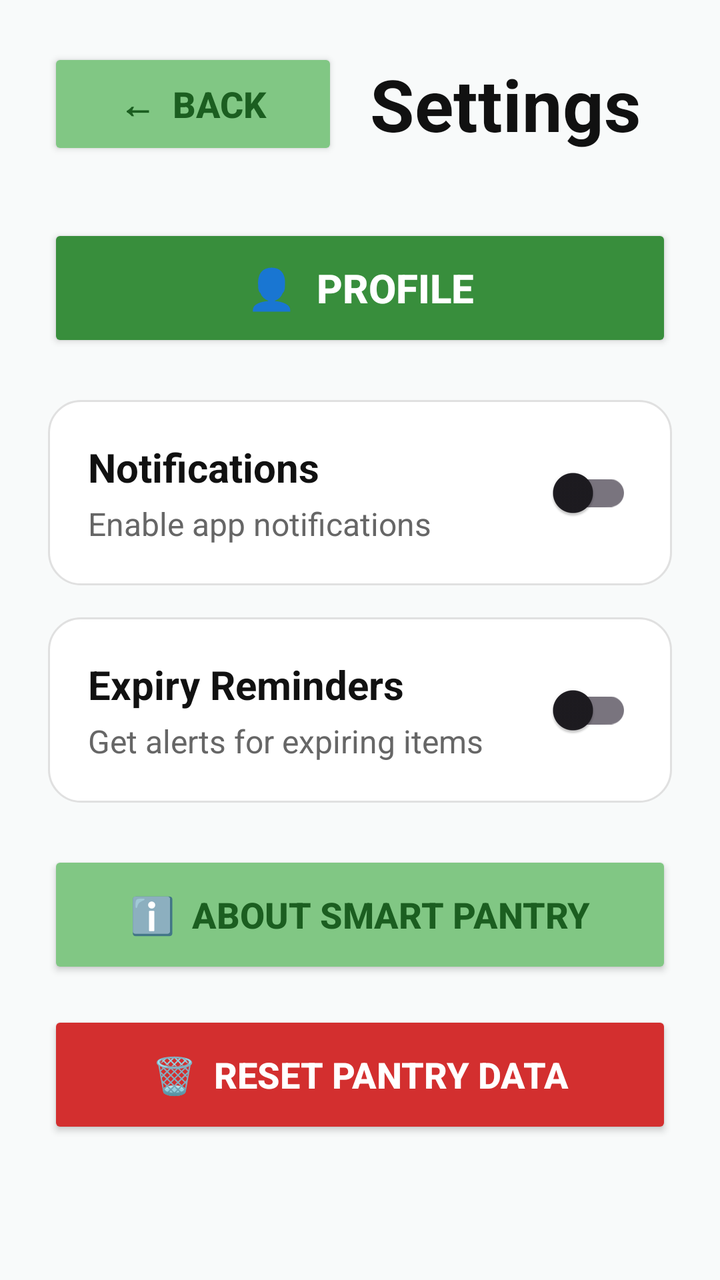
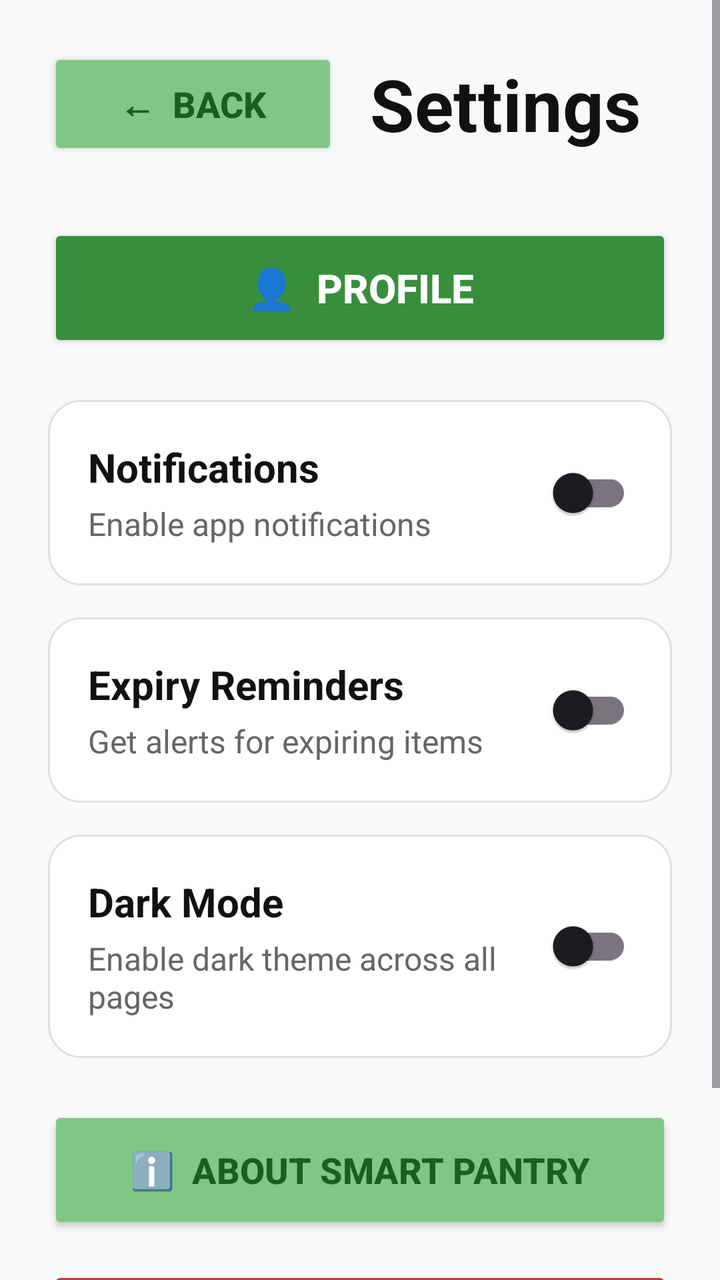

Screens rendered from an Android XML layout before and after an edit, with the pre-edit source and the edit as a unified diff.
<!-- AndroidManifest.xml: application theme Theme.SmartPantryManager -->
<!-- res/layout/activity_settings.xml -->
<?xml version="1.0" encoding="utf-8"?>
<ScrollView
    xmlns:android="http://schemas.android.com/apk/res/android"
    android:layout_width="match_parent"
    android:layout_height="match_parent"
    android:fillViewport="true"
    android:background="#F8FAFA">

    <LinearLayout
        android:layout_width="match_parent"
        android:layout_height="wrap_content"
        android:orientation="vertical"
        android:padding="24dp">

        
        <LinearLayout
            android:layout_width="match_parent"
            android:layout_height="wrap_content"
            android:orientation="horizontal"
            android:gravity="center_vertical">

            <Button
                android:id="@+id/btnBack"
                android:layout_width="145dp"
                android:layout_height="56dp"
                android:backgroundTint="#81C784"
                android:text="←  Back"
                android:textColor="#1B5E20"
                android:textSize="18sp"
                android:textStyle="bold" />

            <TextView
                android:layout_width="0dp"
                android:layout_height="wrap_content"
                android:layout_weight="1"
                android:layout_marginStart="16dp"
                android:text="Settings"
                android:textColor="#111111"
                android:textSize="36sp"
                android:textStyle="bold" />

        </LinearLayout>

        
        <Button
            android:id="@+id/btnProfile"
            android:layout_width="match_parent"
            android:layout_height="64dp"
            android:layout_marginTop="32dp"
            android:backgroundTint="#388E3C"
            android:text="👤  Profile"
            android:textColor="#FFFFFF"
            android:textSize="20sp"
            android:textStyle="bold" />

        
        <LinearLayout
            android:layout_width="match_parent"
            android:layout_height="wrap_content"
            android:layout_marginTop="24dp"
            android:background="@drawable/card_background"
            android:padding="20dp"
            android:orientation="horizontal"
            android:gravity="center_vertical">

            <LinearLayout
                android:layout_width="0dp"
                android:layout_height="wrap_content"
                android:layout_weight="1"
                android:orientation="vertical">

                <TextView
                    android:layout_width="wrap_content"
                    android:layout_height="wrap_content"
                    android:text="Notifications"
                    android:textColor="#111111"
                    android:textSize="20sp"
                    android:textStyle="bold" />

                <TextView
                    android:layout_width="wrap_content"
                    android:layout_height="wrap_content"
                    android:layout_marginTop="4dp"
                    android:text="Enable app notifications"
                    android:textColor="#666666"
                    android:textSize="16sp" />
            </LinearLayout>

            <androidx.appcompat.widget.SwitchCompat
                android:id="@+id/switchNotifications"
                android:layout_width="wrap_content"
                android:layout_height="wrap_content" />
        </LinearLayout>

        
        <LinearLayout
            android:layout_width="match_parent"
            android:layout_height="wrap_content"
            android:layout_marginTop="16dp"
            android:background="@drawable/card_background"
            android:padding="20dp"
            android:orientation="horizontal"
            android:gravity="center_vertical">

            <LinearLayout
                android:layout_width="0dp"
                android:layout_height="wrap_content"
                android:layout_weight="1"
                android:orientation="vertical">

                <TextView
                    android:layout_width="wrap_content"
                    android:layout_height="wrap_content"
                    android:text="Expiry Reminders"
                    android:textColor="#111111"
                    android:textSize="20sp"
                    android:textStyle="bold" />

                <TextView
                    android:layout_width="wrap_content"
                    android:layout_height="wrap_content"
                    android:layout_marginTop="4dp"
                    android:text="Get alerts for expiring items"
                    android:textColor="#666666"
                    android:textSize="16sp" />
            </LinearLayout>

            <androidx.appcompat.widget.SwitchCompat
                android:id="@+id/switchExpiryReminders"
                android:layout_width="wrap_content"
                android:layout_height="wrap_content" />
        </LinearLayout>

        
        <Button
            android:id="@+id/btnAbout"
            android:layout_width="match_parent"
            android:layout_height="64dp"
            android:layout_marginTop="24dp"
            android:backgroundTint="#81C784"
            android:text="ℹ️  About Smart Pantry"
            android:textColor="#1B5E20"
            android:textSize="18sp"
            android:textStyle="bold" />

        
        <Button
            android:id="@+id/btnResetPantry"
            android:layout_width="match_parent"
            android:layout_height="64dp"
            android:layout_marginTop="16dp"
            android:layout_marginBottom="32dp"
            android:backgroundTint="#D32F2F"
            android:text="🗑️  Reset Pantry Data"
            android:textColor="#FFFFFF"
            android:textSize="18sp"
            android:textStyle="bold" />

    </LinearLayout>

</ScrollView>
<!-- resources referenced by this layout -->
<resources>
  <!-- drawable card_background (drawable) -->
  <?xml version="1.0" encoding="utf-8"?>
  <shape xmlns:android="http://schemas.android.com/apk/res/android"
      android:shape="rectangle">
      <solid android:color="#FFFFFF" />
      <corners android:radius="16dp" />
      <stroke android:width="1dp" android:color="#E0E0E0" />
  </shape>
  <style name="Theme.SmartPantryManager" parent="Base.Theme.SmartPantryManager" />
  <style name="Base.Theme.SmartPantryManager" parent="Theme.Material3.DayNight.NoActionBar">
          
          
      </style>
</resources>

<!-- the commit's change to res/layout/activity_settings.xml (unified diff, before → after) -->
@@ -4,7 +4,7 @@
     android:layout_width="match_parent"
     android:layout_height="match_parent"
     android:fillViewport="true"
-    android:background="#F8FAFA">
+    android:background="@color/bg_color">
 
     <LinearLayout
         android:layout_width="match_parent"
@@ -23,9 +23,9 @@
                 android:id="@+id/btnBack"
                 android:layout_width="145dp"
                 android:layout_height="56dp"
-                android:backgroundTint="#81C784"
+                android:backgroundTint="@color/accent_green_light"
                 android:text="←  Back"
-                android:textColor="#1B5E20"
+                android:textColor="@color/text_green_dark"
                 android:textSize="18sp"
                 android:textStyle="bold" />
 
@@ -35,7 +35,7 @@
                 android:layout_weight="1"
                 android:layout_marginStart="16dp"
                 android:text="Settings"
-                android:textColor="#111111"
+                android:textColor="@color/text_primary"
                 android:textSize="36sp"
                 android:textStyle="bold" />
 
@@ -47,7 +47,7 @@
             android:layout_width="match_parent"
             android:layout_height="64dp"
             android:layout_marginTop="32dp"
-            android:backgroundTint="#388E3C"
+            android:backgroundTint="@color/primary_green_dark"
             android:text="👤  Profile"
             android:textColor="#FFFFFF"
             android:textSize="20sp"
@@ -73,7 +73,7 @@
                     android:layout_width="wrap_content"
                     android:layout_height="wrap_content"
                     android:text="Notifications"
-                    android:textColor="#111111"
+                    android:textColor="@color/text_primary"
                     android:textSize="20sp"
                     android:textStyle="bold" />
 
@@ -82,7 +82,7 @@
                     android:layout_height="wrap_content"
                     android:layout_marginTop="4dp"
                     android:text="Enable app notifications"
-                    android:textColor="#666666"
+                    android:textColor="@color/text_secondary"
                     android:textSize="16sp" />
             </LinearLayout>
 
@@ -112,7 +112,7 @@
                     android:layout_width="wrap_content"
                     android:layout_height="wrap_content"
                     android:text="Expiry Reminders"
-                    android:textColor="#111111"
+                    android:textColor="@color/text_primary"
                     android:textSize="20sp"
                     android:textStyle="bold" />
 
@@ -121,7 +121,7 @@
                     android:layout_height="wrap_content"
                     android:layout_marginTop="4dp"
                     android:text="Get alerts for expiring items"
-                    android:textColor="#666666"
+                    android:textColor="@color/text_secondary"
                     android:textSize="16sp" />
             </LinearLayout>
 
@@ -132,14 +132,53 @@
         </LinearLayout>
 
         
+        <LinearLayout
+            android:layout_width="match_parent"
+            android:layout_height="wrap_content"
+            android:layout_marginTop="16dp"
+            android:background="@drawable/card_background"
+            android:padding="20dp"
+            android:orientation="horizontal"
+            android:gravity="center_vertical">
+
+            <LinearLayout
+                android:layout_width="0dp"
+                android:layout_height="wrap_content"
+                android:layout_weight="1"
+                android:orientation="vertical">
+
+                <TextView
+                    android:layout_width="wrap_content"
+                    android:layout_height="wrap_content"
+                    android:text="Dark Mode"
+                    android:textColor="@color/text_primary"
+                    android:textSize="20sp"
+                    android:textStyle="bold" />
+
+                <TextView
+                    android:layout_width="wrap_content"
+                    android:layout_height="wrap_content"
+                    android:layout_marginTop="4dp"
+                    android:text="Enable dark theme across all pages"
+                    android:textColor="@color/text_secondary"
+                    android:textSize="16sp" />
+            </LinearLayout>
+
+            <androidx.appcompat.widget.SwitchCompat
+                android:id="@+id/switchDarkMode"
+                android:layout_width="wrap_content"
+                android:layout_height="wrap_content" />
+        </LinearLayout>
+
+        
         <Button
             android:id="@+id/btnAbout"
             android:layout_width="match_parent"
             android:layout_height="64dp"
             android:layout_marginTop="24dp"
-            android:backgroundTint="#81C784"
+            android:backgroundTint="@color/accent_green_light"
             android:text="ℹ️  About Smart Pantry"
-            android:textColor="#1B5E20"
+            android:textColor="@color/text_green_dark"
             android:textSize="18sp"
             android:textStyle="bold" />
 
@@ -150,7 +189,7 @@
             android:layout_height="64dp"
             android:layout_marginTop="16dp"
             android:layout_marginBottom="32dp"
-            android:backgroundTint="#D32F2F"
+            android:backgroundTint="@color/danger_red"
             android:text="🗑️  Reset Pantry Data"
             android:textColor="#FFFFFF"
             android:textSize="18sp"
<!-- resource entries referenced after the edit -->
@@ -1,17 +1,28 @@
 <!-- resources referenced by this layout -->
 <resources>
+  <color name="accent_green_light">#81C784</color>
+  <color name="bg_color">#F8FAFA</color>
+  <color name="danger_red">#D32F2F</color>
+  <color name="primary_green_dark">#388E3C</color>
+  <color name="text_green_dark">#1B5E20</color>
+  <color name="text_primary">#111111</color>
+  <color name="text_secondary">#666666</color>
   <!-- drawable card_background (drawable) -->
   <?xml version="1.0" encoding="utf-8"?>
   <shape xmlns:android="http://schemas.android.com/apk/res/android"
       android:shape="rectangle">
-      <solid android:color="#FFFFFF" />
+      <solid android:color="@color/card_bg" />
       <corners android:radius="16dp" />
-      <stroke android:width="1dp" android:color="#E0E0E0" />
+      <stroke android:width="1dp" android:color="@color/card_stroke" />
   </shape>
   <style name="Theme.SmartPantryManager" parent="Base.Theme.SmartPantryManager" />
+  <color name="card_bg">#FFFFFF</color>
+  <color name="card_stroke">#E0E0E0</color>
   <style name="Base.Theme.SmartPantryManager" parent="Theme.Material3.DayNight.NoActionBar">
-          
-          
+          <item name="colorPrimary">@color/primary_green</item>
+          <item name="android:windowBackground">@color/bg_color</item>
+          <item name="colorSurface">@color/card_bg</item>
       </style>
+  <color name="primary_green">#4CAF50</color>
 </resources>
 
